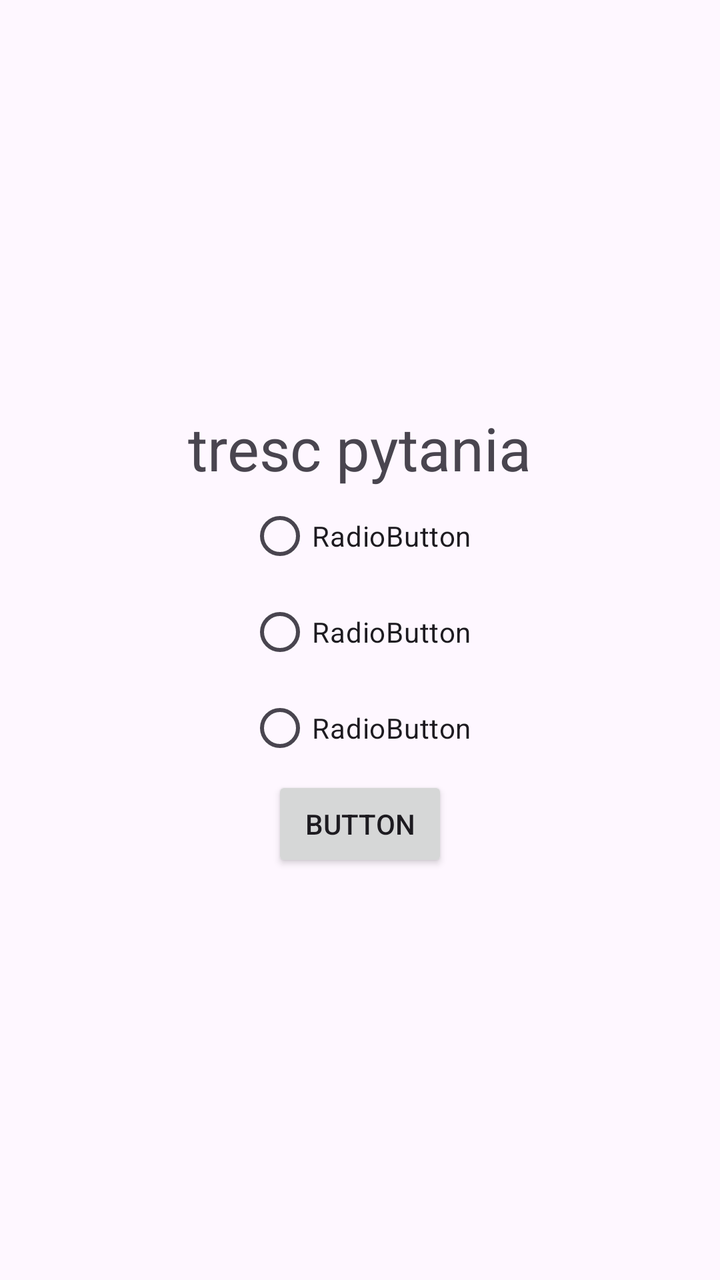
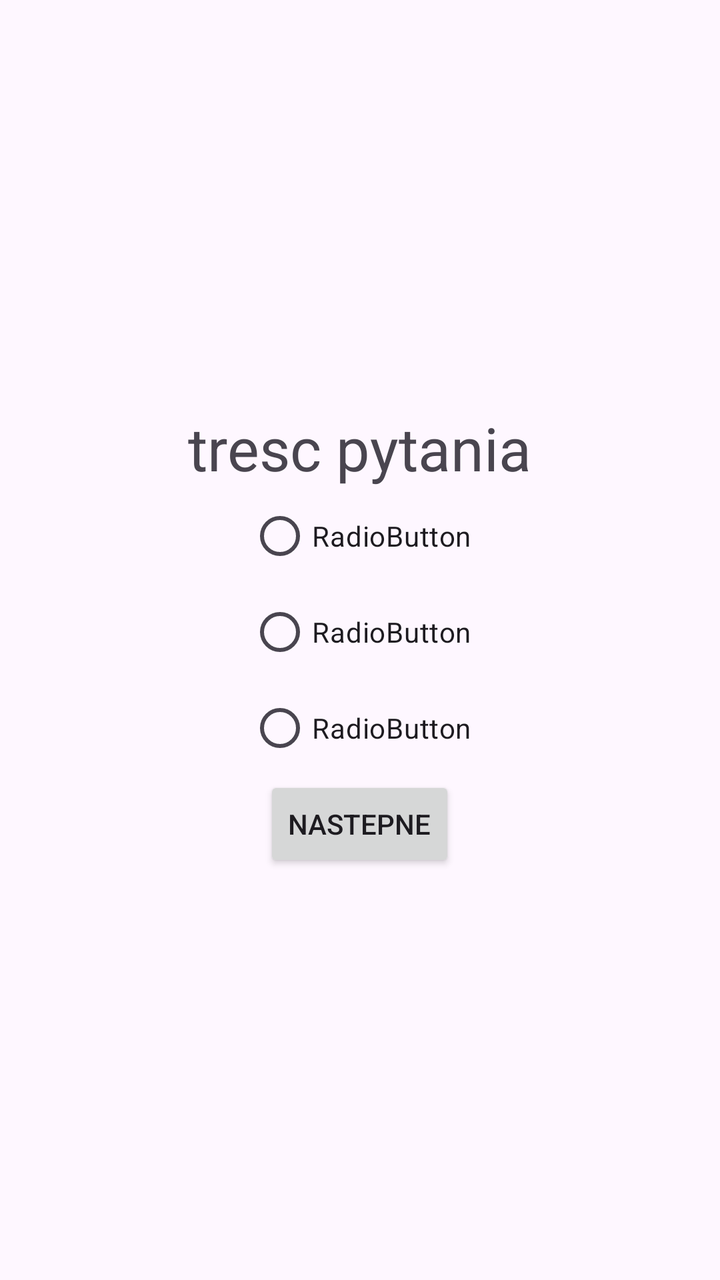

The first picture is an Android layout as it rendered before a commit; the second is the same layout after the commit. The layout source and the unified diff follow.
<!-- AndroidManifest.xml: application theme Theme.QuizzAplikacja -->
<!-- res/layout/activity_main.xml -->
<?xml version="1.0" encoding="utf-8"?>
<LinearLayout xmlns:android="http://schemas.android.com/apk/res/android"
    xmlns:app="http://schemas.android.com/apk/res-auto"
    xmlns:tools="http://schemas.android.com/tools"
    android:id="@+id/main"
    android:layout_width="match_parent"
    android:layout_height="wrap_content"
    android:gravity="center"
    android:layout_gravity="center"
    android:orientation="vertical"
    tools:context=".MainActivity" >

    <TextView
        android:id="@+id/trescPytaniaTxt"
        android:layout_width="wrap_content"
        android:layout_height="wrap_content"
        android:textSize="30sp"
        android:gravity="center"
        android:text="tresc pytania" />

    <RadioGroup
        android:id="@+id/radioGroup"
        android:layout_width="wrap_content"
        android:layout_height="wrap_content">

        <RadioButton
            android:id="@+id/radioButtonA"
            android:layout_width="wrap_content"
            android:layout_height="wrap_content"
            android:text="RadioButton" />

        <RadioButton
            android:id="@+id/radioButtonB"
            android:layout_width="wrap_content"
            android:layout_height="wrap_content"
            android:text="RadioButton" />

        <RadioButton
            android:id="@+id/radioButtonC"
            android:layout_width="wrap_content"
            android:layout_height="wrap_content"
            android:text="RadioButton" />

    </RadioGroup>

    <Button
        android:id="@+id/buttonNastepne"
        android:layout_width="wrap_content"
        android:layout_height="wrap_content"
        android:text="Button" />
</LinearLayout>
<!-- resources referenced by this layout -->
<resources>
  <style name="Theme.QuizzAplikacja" parent="Base.Theme.QuizzAplikacja" />
  <style name="Base.Theme.QuizzAplikacja" parent="Theme.Material3.DayNight.NoActionBar">
          
          
      </style>
</resources>

<!-- the commit's change to res/layout/activity_main.xml (unified diff, before → after) -->
@@ -47,5 +47,5 @@
         android:id="@+id/buttonNastepne"
         android:layout_width="wrap_content"
         android:layout_height="wrap_content"
-        android:text="Button" />
+        android:text="Nastepne" />
 </LinearLayout>
